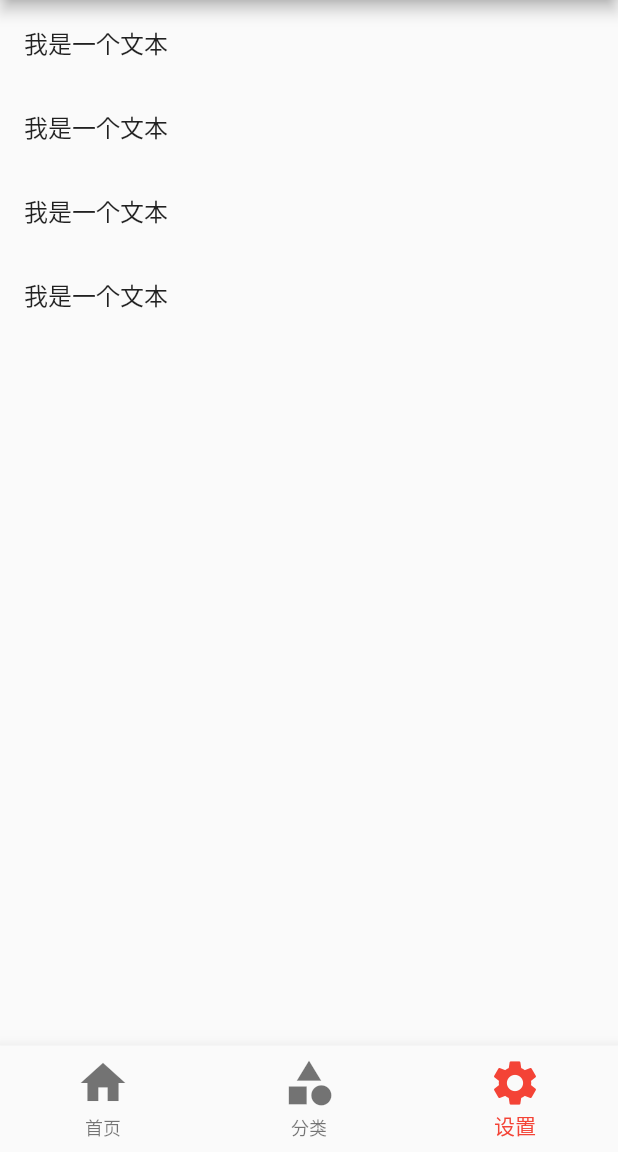
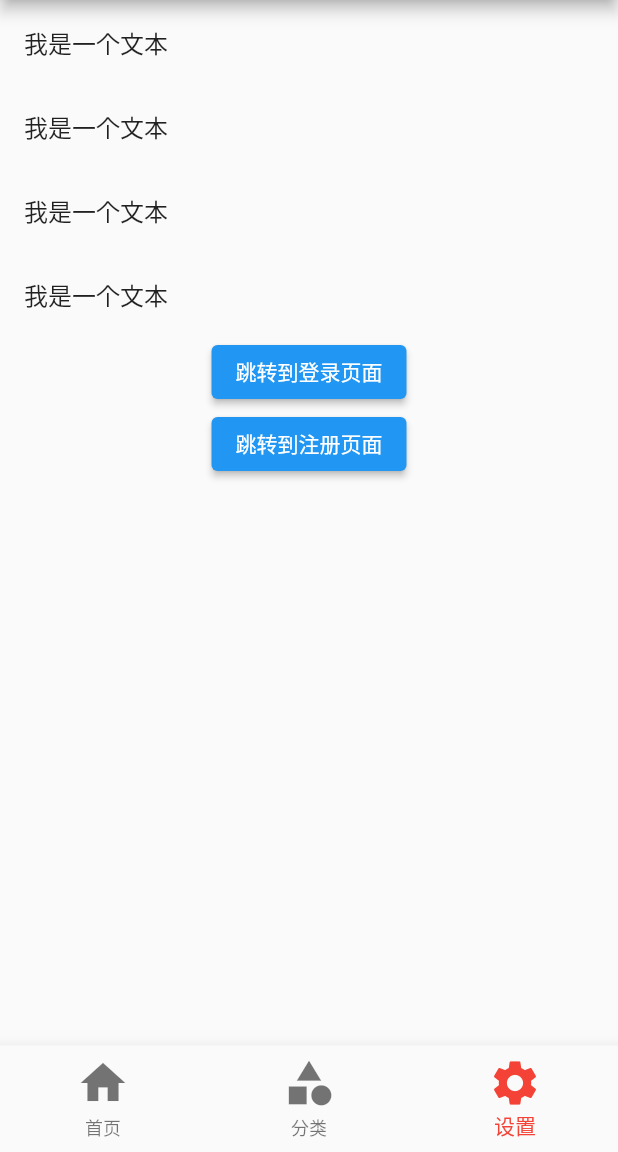
Before and after one commit to lumeijin/dadada, a Flutter app: the screen it shows after launch, item 3 of the bottom bar chosen, on a phone screen of 412 x 824 dp, the part 84-1236 px from its top. Run offline on Flutter 3.47's test engine with Material 2 defaults, Android fonts, the phone set to English and light mode, and no system bars; network calls fail.

```diff
--- a/lib/pages/tabs.dart
+++ b/lib/pages/tabs.dart
@@ -5,20 +5,24 @@ import 'package:flutter/material.dart';
 
 
 class Tabs extends StatefulWidget {
+  final index;
   //Flutter2.2.0之后需要注意把Key改为可空类型  {Key? key} 表示Key为可空类型
-  const Tabs({Key? key}) : super(key: key);
+  const Tabs({Key? key,this.index=0}) : super(key: key);
 
   @override
-  _TabsState createState() => _TabsState();
+  _TabsState createState() => _TabsState(index);
 }
 
 class _TabsState extends State<Tabs> {
-  int _currentIndex = 0;
+  int _currentIndex;
   final List _pageList = [
     HomePage(),
     CategoryPage(),
     SettingPage(),
   ];
+
+  _TabsState(this._currentIndex);
+
   @override
   Widget build(BuildContext context) {
     return Scaffold(
--- a/lib/pages/tabs/setting.dart
+++ b/lib/pages/tabs/setting.dart
@@ -2,16 +2,18 @@ import 'package:flutter/material.dart';
 
 class SettingPage extends StatefulWidget {
    //Flutter2.2.0之后需要注意把Key改为可空类型  {Key? key} 表示Key为可空类型
-  SettingPage({Key? key}) : super(key: key);
+  const SettingPage({Key? key}) : super(key: key);
 
+  @override
   _SettingPageState createState() => _SettingPageState();
 }
 
 class _SettingPageState extends State<SettingPage> {
   @override
   Widget build(BuildContext context) {
-    return ListView(
-      children: <Widget>[
+    return Column(
+      children:[ Column(
+          children: const <Widget>[
             ListTile(
               title: Text("我是一个文本"),
             ),
@@ -23,7 +25,12 @@ class _SettingPageState extends State<SettingPage> {
             ),
              ListTile(
               title: Text("我是一个文本"),
-        )
+            ),
+
+          ],
+      ),
+        ElevatedButton(onPressed: (){Navigator.pushNamed(context, '/login');}, child: const Text('跳转到登录页面')),
+        ElevatedButton(onPressed: (){Navigator.pushNamed(context, '/register1');}, child: const Text('跳转到注册页面'))
       ],
     );
   }
```
Also changed, not shown: lib/main.dart (+0 -9 lines), lib/pages/user/login.dart (added, +30 -0 lines), lib/pages/user/register_first.dart (added, +28 -0 lines), lib/pages/user/register_second.dart (added, +29 -0 lines), lib/pages/user/register_third.dart (added, +31 -0 lines), lib/res/routesdata.dart (+9 -0 lines). Lines whose indentation alone changed are shown as unchanged.
